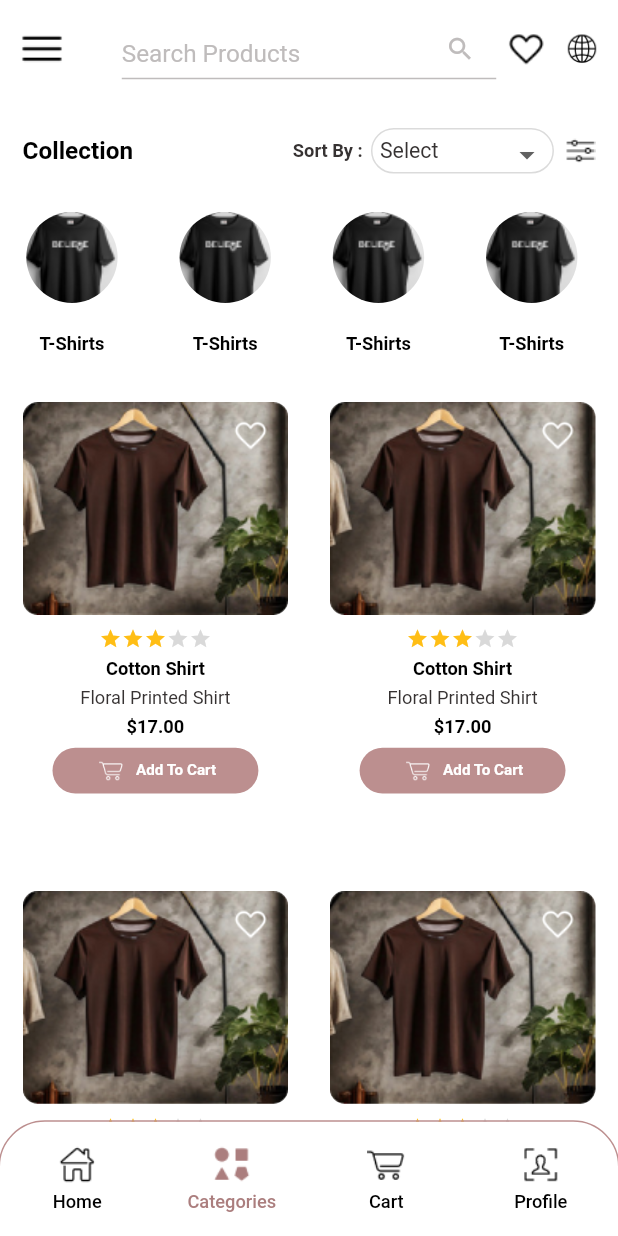
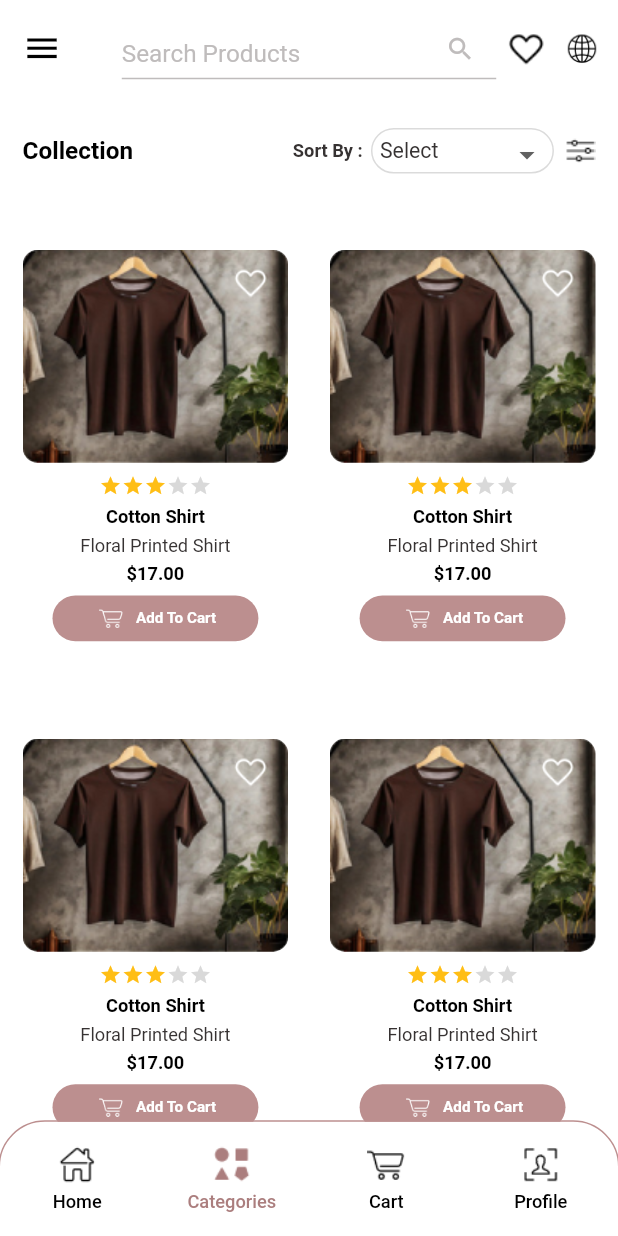
Before and after one commit to uroojmajid2000/sooqista, a Flutter app: the BottomNavigationScreen screen opened by its route, item 2 of the bottom bar chosen, on a phone screen of 412 x 824 dp. Run offline on Flutter 3.47's test engine with Material 3 defaults, Android fonts, the phone set to English and light mode, and no system bars; drawn by our look-alikes of dropdown_button2, flutter_rating_bar; our stand-ins replace carousel_slider, flutter_screenutil, get, intl_phone_field, pin_code_fields; Roboto replaces fonts that are missing (Inter-Medium, Inter-Regular, Inter-SemiBold).

Commit message:
updated code

```diff
--- a/lib/screens/bottom_navigation/screens/bottom_navgation_screen.dart
+++ b/lib/screens/bottom_navigation/screens/bottom_navgation_screen.dart
@@ -23,7 +23,6 @@ class BottomNavigationScreen extends StatelessWidget {
   // var settingController = Get.put(SettingsController());
   // var cartController = Get.put(CartController());
   //  Get.put(CustomBottomNavigationBarController());
-
 
   @override
   Widget build(BuildContext context) {
@@ -96,7 +95,6 @@ class BottomNavigationScreen extends StatelessWidget {
           drawer: CustomDrawer(),
           bottomNavigationBar: _customNavigationBarBusiness(),
 
-
           // floatingActionButtonLocation:
           //     FloatingActionButtonLocation.centerDocked,
           // floatingActionButton:
@@ -111,7 +109,7 @@ class BottomNavigationScreen extends StatelessWidget {
   Widget _customNavigationBarBusiness() {
     return Container(
       height: 75.h,
-      decoration: ShapeDecoration(
+      decoration: const ShapeDecoration(
         color: AppColors.WHITE_COLOR,
         shape: RoundedRectangleBorder(
           side: BorderSide(
--- a/lib/screens/categories/screens/categories_screen.dart
+++ b/lib/screens/categories/screens/categories_screen.dart
@@ -134,26 +134,26 @@ class _CategoryScreenState extends State<CategoryScreen>
             SizedBox(
               height: 25.h,
             ),
-            SizedBox(
-              height: 100.h,
-              child: ListView.builder(
-                scrollDirection: Axis.horizontal,
-                itemCount: 8,
-                itemBuilder: (context, index) {
-                  return Row(
-                    children: [
-                      CategoriesContainer(
-                        image: AssetPaths.TSHIRT_IMAGE_CIRCULAR,
-                        name: 'T-Shirts',
-                      ),
-                      SizedBox(
-                        width: 33.w,
-                      ),
-                    ],
-                  );
-                },
-              ),
-            ),
+            // SizedBox(
+            //   height: 100.h,
+            //   child: ListView.builder(
+            //     scrollDirection: Axis.horizontal,
+            //     itemCount: 8,
+            //     itemBuilder: (context, index) {
+            //       return Row(
+            //         children: [
+            //           CategoriesContainer(
+            //             image: AssetPaths.TSHIRT_IMAGE_CIRCULAR,
+            //             name: 'T-Shirts',
+            //           ),
+            //           SizedBox(
+            //             width: 33.w,
+            //           ),
+            //         ],
+            //       );
+            //     },
+            //   ),
+            // ),
             SizedBox(
               height: 25.h,
             ),
--- a/lib/screens/wishlist/wishlist_screen.dart
+++ b/lib/screens/wishlist/wishlist_screen.dart
@@ -43,8 +43,10 @@ class _WishlistScreenState extends State<WishlistScreen> {
               child: GestureDetector(
                   onTap: () {},
                   child: Image.asset(
-                    AssetPaths.HWISH_ICON_APPBAR,
-                    color: AppColors.BLACK_COLOR,
+                    // AssetPaths.HWISH_ICON_APPBAR,
+                    AssetPaths.HWISH_ICON_FILL_APPBAR,
+
+                    color: AppColors.PRIMARY_COLOR,
                     width: 24.w,
                     height: 24.h,
                   )),
--- a/lib/utills/assets_paths.dart
+++ b/lib/utills/assets_paths.dart
@@ -6,7 +6,10 @@ class AssetPaths {
 
   static const String BG_SPLASH_SCREEN = "$IMAGES/Splash.png";
   static const String SPLASH_LOGO = "$LOGOS/sooqista_logo.png";
+  // static const String SPLASH_LOGO = "$LOGOS/ebuying_logo.png";
+  // static const String SPLASH_LOGO = "$LOGOS/ebuy_logo2.png";
   static const String ONBOARDING_SCREEN = "$IMAGES/onboarding.png";
+  // static const String ONBOARDING_SCREEN = "$IMAGES/onboardingimg.png";
 
   //Bottom Navigation Icons
   static const String HOME_ICON_BOTTOM_NAVIGAITON = "$ICONS/Home.png";
@@ -30,6 +33,7 @@ class AssetPaths {
   static const String MENU_ICON_APPBAR = "$ICONS/Menu_icon.png";
   static const String MENU_ICON_APPBAR2 = "$ICONS/Menu.png";
   static const String HWISH_ICON_APPBAR = "$ICONS/Wishlist_icon.png";
+  static const String HWISH_ICON_FILL_APPBAR = "$ICONS/fillwish_icon.png";
   static const String GLOBE_ICON_SEARCHBAR = "$ICONS/Globe_icon.png";
 
   //home screen
--- a/lib/widgets/custom_app_bar.dart
+++ b/lib/widgets/custom_app_bar.dart
@@ -22,12 +22,19 @@ AppBar customAppBarwithTitle({
     elevation: 0,
     leading: GestureDetector(
         onTap: onTapDrawer,
-        child: Image.asset(
-          AssetPaths.MENU_ICON_APPBAR,
+        child: Icon(
+          Icons.menu,
           color: AppColors.BLACK_COLOR,
-          width: 20.w,
-          height: 20.h,
-        )),
+          size: 24.w,
+        )
+        // Image.asset(
+        //   AssetPaths.MENU_ICON_APPBAR,
+        //   color: AppColors.BLACK_COLOR,
+        //   width: 20.w,
+        //   height: 20.h,
+        // )
+
+        ),
     title: Text(
       // 'Customer Details',
       text,
@@ -105,12 +112,20 @@ AppBar customAppBarwithSearchTextfield({
     elevation: 0,
     leading: GestureDetector(
         onTap: onTapDrawer,
-        child: Image.asset(
-          AssetPaths.MENU_ICON_APPBAR2,
+        child: Icon(
+          Icons.menu,
           color: AppColors.BLACK_COLOR,
-          width: 10.w,
-          height: 10.h,
-        )),
+          size: 24.w,
+        )
+
+        //  Image.asset(
+        //   AssetPaths.MENU_ICON_APPBAR2,
+        //   color: AppColors.BLACK_COLOR,
+        //   width: 10.w,
+        //   height: 10.h,
+        // )
+
+        ),
     title: searchTextField(
       searchController: searchController,
       onSearchSubmitted: onSearchSubmitted,
```
Also changed, not shown: lib/screens/myorders/myorder_screen.dart (+6 -7 lines), lib/screens/myorders/orderlist_container.dart (+6 -3 lines), lib/screens/productdetail/productdetail_screen.dart (+4 -4 lines), assets/icons/fillwish_icon.png (added), assets/images/onboardingimg.png (added), assets/logos/ebuy_logo2.png (added), assets/logos/ebuying_logo.png (added).
